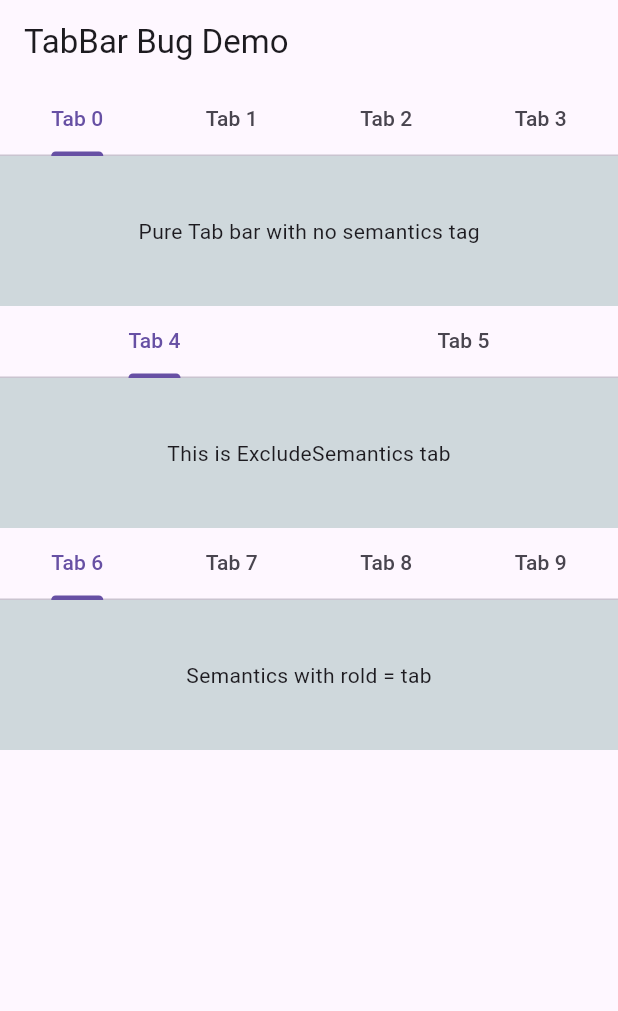
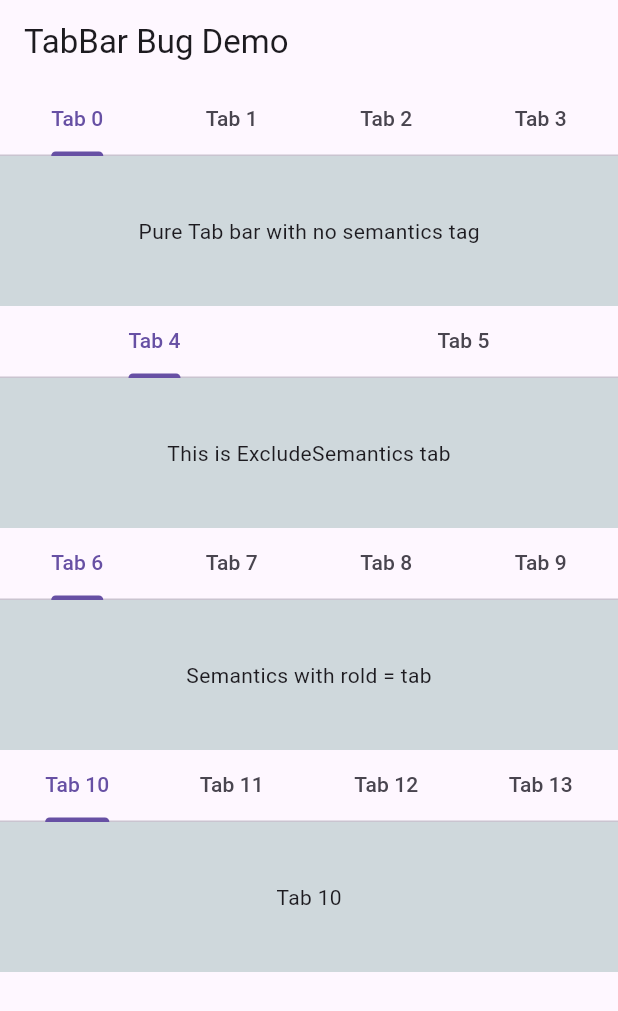
Before and after one commit to nandanmagdum/flutter_tab_widget_semantics_bug_demo, a Flutter app: the screen it shows after launch, on a phone screen of 412 x 824 dp. Shown: the top 1011 px of the screen. Run offline on Flutter 3.47's test engine with Material 3 defaults, Android fonts, the phone set to English and light mode, and no system bars.

Commit message:
added tab 4

```diff
--- a/lib/main.dart
+++ b/lib/main.dart
@@ -17,12 +17,14 @@ class _MyAppState extends State<MyApp> with TickerProviderStateMixin<MyApp> {
   late TabController _tabController;
   late TabController _tabController2;
   late TabController _tabController3;
+  late TabController _tabController4;
   @override
   void initState() {
     super.initState();
     _tabController = TabController(length: 4, vsync: this);
     _tabController2 = TabController(length: 2, vsync: this);
     _tabController3 = TabController(length: 4, vsync: this);
+    _tabController4 = TabController(length: 4, vsync: this);
   }
 
   @override
@@ -110,21 +112,29 @@ class _MyAppState extends State<MyApp> with TickerProviderStateMixin<MyApp> {
                 Semantics(
                   role: SemanticsRole.tab,
                   label: 'custom label 1',
+                  excludeSemantics: true,
                   child: Tab(text: 'Tab 6'),
                 ),
                 Semantics(
                   role: SemanticsRole.tabBar,
                   label: 'custom label 2',
+                  excludeSemantics: true,
                   child: Tab(text: 'Tab 7'),
                 ),
                 Semantics(
                   role: SemanticsRole.tabPanel,
                   label: 'custom label 3',
+                  excludeSemantics: true,
                   child: Tab(text: 'Tab 8'),
                 ),
-                ExcludeSemantics(child: Semantics(
-                  label: 'custom label 4',
-                  child: Tab(text: 'Tab 9'))),
+                ExcludeSemantics(
+                  child: Semantics(
+                    label: 'custom label 4',
+                    role: SemanticsRole.spinButton,
+                    excludeSemantics: true,
+                    child: Tab(text: 'Tab 9'),
+                  ),
+                ),
               ],
             ),
             Container(
@@ -136,6 +146,33 @@ class _MyAppState extends State<MyApp> with TickerProviderStateMixin<MyApp> {
                   myBox(text: 'Semantics with rold = tab'),
                   myBox(text: 'Semantics with rold = tabBar'),
                   myBox(text: 'Semantics with rold = tabPanel'),
+                  myBox(text: 'Semantics with rold = tab and excludeSemantics = true'),
+                ],
+              ),
+            ),
+
+            // ✅ 4th tabbar
+            TabBar(
+              controller: _tabController4,
+              tabs: [
+                Semantics(
+                  role: SemanticsRole.none,
+                  child: Tab(text: 'Tab 10')),
+                Tab(text: 'Tab 11'),
+                Tab(text: 'Tab 12'),
+                Tab(text: 'Tab 13'),
+              ],
+            ),
+            Container(
+              height: 100,
+              color: Colors.blueGrey.shade100,
+              child: TabBarView(
+                controller: _tabController4,
+                children: [
+                  myBox(text: 'Tab 10'),
+                  myBox(text: 'Tab 11'),
+                  myBox(text: 'Tab 12'),
+                  myBox(text: 'Tab 13'),
                 ],
               ),
             ),
```
